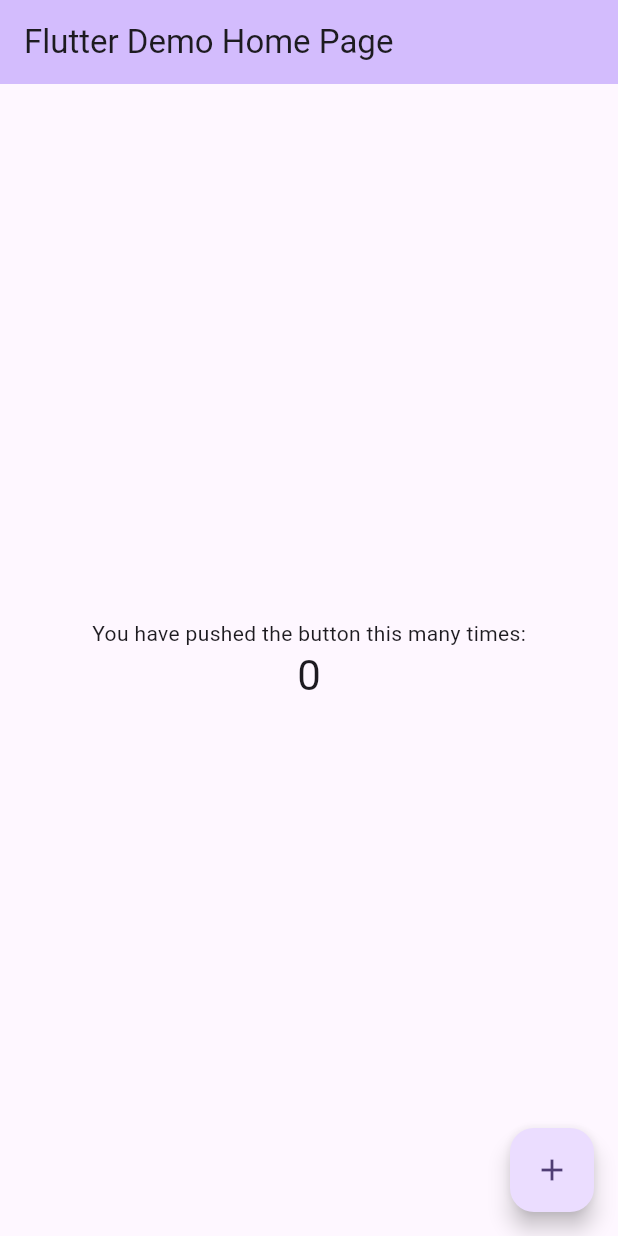
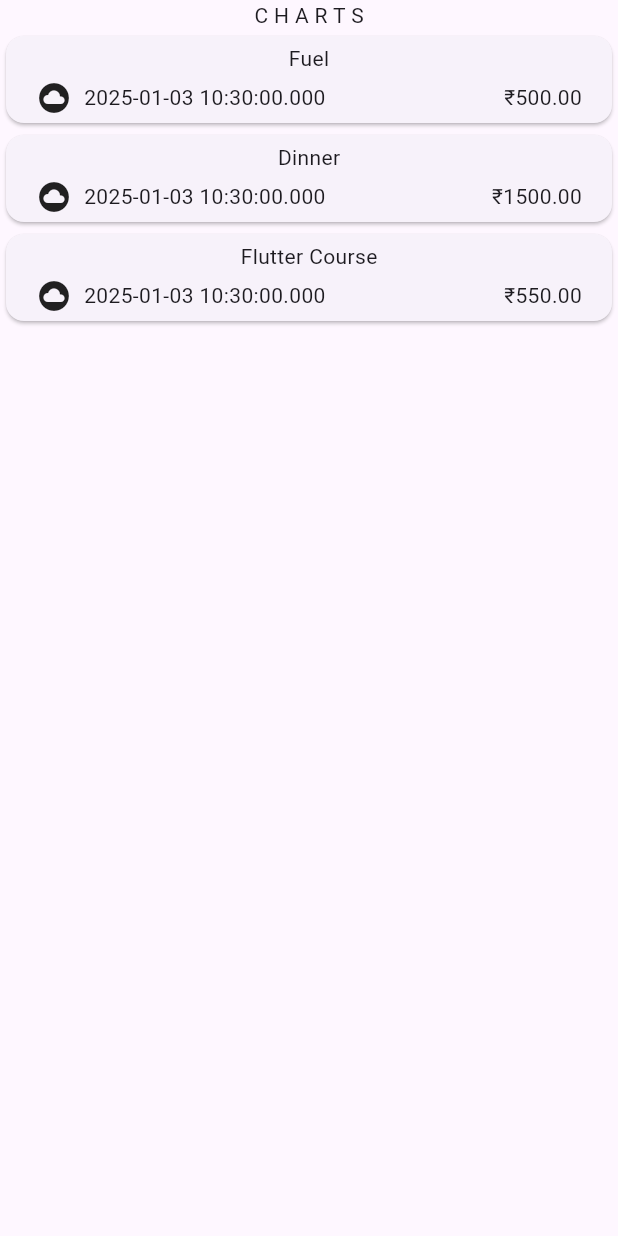
Before and after one commit to RushirajRavalji/Flutter_projects, a Flutter app: the screen it shows after launch, on a phone screen of 412 x 824 dp. Run offline on Flutter 3.47's test engine with Material 3 defaults, Android fonts, the light colour scheme and no system bars.

Commit message:
add expense page to the app

```diff
--- a/_3_expense_tracker/lib/main.dart
+++ b/_3_expense_tracker/lib/main.dart
@@ -1,125 +1,11 @@
+import 'package:_3_expense_tracker/widgets/expenses.dart';
 import 'package:flutter/material.dart';
 
 void main() {
-  runApp(const MyApp());
+  runApp(
+    MaterialApp(
+      debugShowCheckedModeBanner: false,
+      home: Expenses(),
+    ),
+  );
 }
-
-class MyApp extends StatelessWidget {
-  const MyApp({super.key});
-
-  // This widget is the root of your application.
-  @override
-  Widget build(BuildContext context) {
-    return MaterialApp(
-      title: 'Flutter Demo',
-      theme: ThemeData(
-        // This is the theme of your application.
-        //
-        // TRY THIS: Try running your application with "flutter run". You'll see
-        // the application has a purple toolbar. Then, without quitting the app,
-        // try changing the seedColor in the colorScheme below to Colors.green
-        // and then invoke "hot reload" (save your changes or press the "hot
-        // reload" button in a Flutter-supported IDE, or press "r" if you used
-        // the command line to start the app).
-        //
-        // Notice that the counter didn't reset back to zero; the application
-        // state is not lost during the reload. To reset the state, use hot
-        // restart instead.
-        //
-        // This works for code too, not just values: Most code changes can be
-        // tested with just a hot reload.
-        colorScheme: ColorScheme.fromSeed(seedColor: Colors.deepPurple),
-        useMaterial3: true,
-      ),
-      home: const MyHomePage(title: 'Flutter Demo Home Page'),
-    );
-  }
-}
-
-class MyHomePage extends StatefulWidget {
-  const MyHomePage({super.key, required this.title});
-
-  // This widget is the home page of your application. It is stateful, meaning
-  // that it has a State object (defined below) that contains fields that affect
-  // how it looks.
-
-  // This class is the configuration for the state. It holds the values (in this
-  // case the title) provided by the parent (in this case the App widget) and
-  // used by the build method of the State. Fields in a Widget subclass are
-  // always marked "final".
-
-  final String title;
-
-  @override
-  State<MyHomePage> createState() => _MyHomePageState();
-}
-
-class _MyHomePageState extends State<MyHomePage> {
-  int _counter = 0;
-
-  void _incrementCounter() {
-    setState(() {
-      // This call to setState tells the Flutter framework that something has
-      // changed in this State, which causes it to rerun the build method below
-      // so that the display can reflect the updated values. If we changed
-      // _counter without calling setState(), then the build method would not be
-      // called again, and so nothing would appear to happen.
-      _counter++;
-    });
-  }
-
-  @override
-  Widget build(BuildContext context) {
-    // This method is rerun every time setState is called, for instance as done
-    // by the _incrementCounter method above.
-    //
-    // The Flutter framework has been optimized to make rerunning build methods
-    // fast, so that you can just rebuild anything that needs updating rather
-    // than having to individually change instances of widgets.
-    return Scaffold(
-      appBar: AppBar(
-        // TRY THIS: Try changing the color here to a specific color (to
-        // Colors.amber, perhaps?) and trigger a hot reload to see the AppBar
-        // change color while the other colors stay the same.
-        backgroundColor: Theme.of(context).colorScheme.inversePrimary,
-        // Here we take the value from the MyHomePage object that was created by
-        // the App.build method, and use it to set our appbar title.
-        title: Text(widget.title),
-      ),
-      body: Center(
-        // Center is a layout widget. It takes a single child and positions it
-        // in the middle of the parent.
-        child: Column(
-          // Column is also a layout widget. It takes a list of children and
-          // arranges them vertically. By default, it sizes itself to fit its
-          // children horizontally, and tries to be as tall as its parent.
-          //
-          // Column has various properties to control how it sizes itself and
-          // how it positions its children. Here we use mainAxisAlignment to
-          // center the children vertically; the main axis here is the vertical
-          // axis because Columns are vertical (the cross axis would be
-          // horizontal).
-          //
-          // TRY THIS: Invoke "debug painting" (choose the "Toggle Debug Paint"
-          // action in the IDE, or press "p" in the console), to see the
-          // wireframe for each widget.
-          mainAxisAlignment: MainAxisAlignment.center,
-          children: <Widget>[
-            const Text(
-              'You have pushed the button this many times:',
-            ),
-            Text(
-              '$_counter',
-              style: Theme.of(context).textTheme.headlineMedium,
-            ),
-          ],
-        ),
-      ),
-      floatingActionButton: FloatingActionButton(
-        onPressed: _incrementCounter,
-        tooltip: 'Increment',
-        child: const Icon(Icons.add),
-      ), // This trailing comma makes auto-formatting nicer for build methods.
-    );
-  }
-}
--- /dev/null
+++ b/_3_expense_tracker/lib/models/model_expense.dart
@@ -0,0 +1,20 @@
+import 'package:uuid/uuid.dart';
+
+final uuid = Uuid();
+
+enum Category { food, travel, leisure, work }
+
+class ModelExpense {
+  ModelExpense({
+    required this.amount,
+    required this.title,
+    required this.date,
+    required this.category,
+  }) : id = uuid.v4();
+
+  final String id; // Changed from int to String
+  final String title;
+  final double amount;
+  final DateTime date;
+  final Category category;
+}
--- /dev/null
+++ b/_3_expense_tracker/lib/widgets/expenses.dart
@@ -0,0 +1,46 @@
+import 'package:_3_expense_tracker/widgets/expenses_list/expenses_list.dart';
+import 'package:_3_expense_tracker/models/model_expense.dart';
+import 'package:flutter/material.dart';
+
+class Expenses extends StatefulWidget {
+  const Expenses({super.key});
+
+  @override
+  State<Expenses> createState() => _ExpensesState();
+}
+
+class _ExpensesState extends State<Expenses> {
+  final List<ModelExpense> _registeredExpenses = [
+    ModelExpense(
+      title: 'Fuel',
+      amount: 500,
+      date: DateTime.now(),
+      category: Category.travel,
+    ),
+    ModelExpense(
+      title: 'Dinner',
+      amount: 1500,
+      date: DateTime.now(),
+      category: Category.food,
+    ),
+    ModelExpense(
+      title: 'Flutter Course',
+      amount: 550,
+      date: DateTime.now(),
+      category: Category.work,
+    ),
+  ];
+  @override
+  Widget build(BuildContext context) {
+    return Scaffold(
+      body: Center(
+        child: Column(
+          children: [
+            const Text("C H A R T S"),
+            Expanded(child: ExpensesList(expenses: _registeredExpenses))
+          ],
+        ),
+      ),
+    );
+  }
+}
--- /dev/null
+++ b/_3_expense_tracker/lib/widgets/expenses_list/expense_item.dart
@@ -0,0 +1,45 @@
+import 'package:flutter/material.dart';
+import 'package:_3_expense_tracker/models/model_expense.dart';
+
+class ExpenseItem extends StatelessWidget {
+  const ExpenseItem({super.key, required this.modelExpense});
+
+  final ModelExpense modelExpense;
+
+  @override
+  Widget build(BuildContext context) {
+    return Card(
+      child: Column(
+        children: [
+          Padding(
+            padding:
+                const EdgeInsets.symmetric(horizontal: 20.0, vertical: 5.0),
+            child: Column(
+              children: [
+                Text(modelExpense.title),
+                const SizedBox(
+                  height: 4,
+                ),
+                Row(
+                  children: [
+                    Row(
+                      children: [
+                        const Icon(Icons.cloud_circle),
+                        const SizedBox(width: 8),
+                        Text(
+                          modelExpense.date.toString(),
+                        ),
+                      ],
+                    ),
+                    const Spacer(),
+                    Text('₹${modelExpense.amount.toStringAsFixed(2)}'),
+                  ],
+                ),
+              ],
+            ),
+          ),
+        ],
+      ),
+    );
+  }
+}
--- /dev/null
+++ b/_3_expense_tracker/lib/widgets/expenses_list/expenses_list.dart
@@ -0,0 +1,25 @@
+import 'package:_3_expense_tracker/models/model_expense.dart';
+import 'package:_3_expense_tracker/widgets/expenses_list/expense_item.dart';
+import 'package:flutter/material.dart';
+
+class ExpensesList extends StatelessWidget {
+  const ExpensesList({
+    super.key,
+    required this.expenses,
+  });
+
+  final List<ModelExpense> expenses;
+
+  @override
+  Widget build(BuildContext context) {
+    return
+        // ListView.builder(
+        //   itemCount: expenses.length,
+        //   itemBuilder: (ctx, index) => Text(expenses[index].title),
+        // );
+        ListView.builder(
+            itemCount: expenses.length,
+            itemBuilder: (ctx, index) =>
+                ExpenseItem(modelExpense: expenses[index]));
+  }
+}
--- a/_3_expense_tracker/pubspec.yaml
+++ b/_3_expense_tracker/pubspec.yaml
@@ -2,7 +2,7 @@ name: _3_expense_tracker
 description: "A new Flutter project."
 # The following line prevents the package from being accidentally published to
 # pub.dev using `flutter pub publish`. This is preferred for private packages.
-publish_to: 'none' # Remove this line if you wish to publish to pub.dev
+publish_to: "none" # Remove this line if you wish to publish to pub.dev
 
 # The following defines the version and build number for your application.
 # A version number is three numbers separated by dots, like 1.2.43
@@ -30,6 +30,7 @@ environment:
 dependencies:
   flutter:
     sdk: flutter
+  uuid: ^4.4.2
 
   # The following adds the Cupertino Icons font to your application.
   # Use with the CupertinoIcons class for iOS style icons.
@@ -51,7 +52,6 @@ dev_dependencies:
 
 # The following section is specific to Flutter packages.
 flutter:
-
   # The following line ensures that the Material Icons font is
   # included with your application, so that you can use the icons in
   # the material Icons class.
```
Also changed, not shown: _3_expense_tracker/pubspec.lock.
